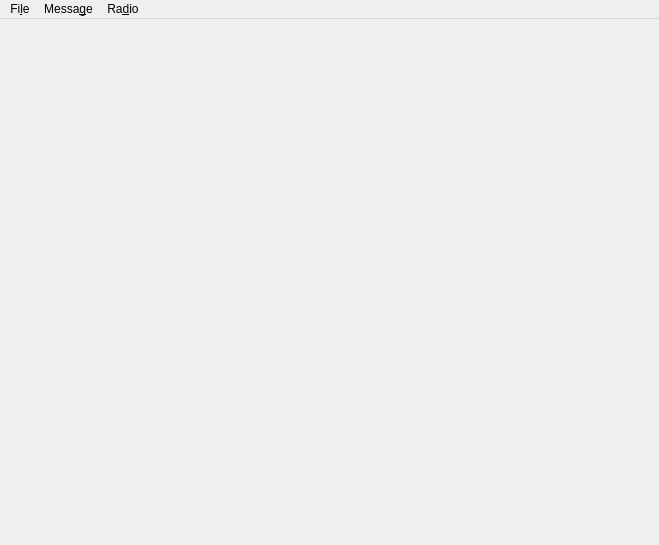
First picture: the form in src/mainwindow.ui, repository CamK06/CATS-Chat, before the edit.
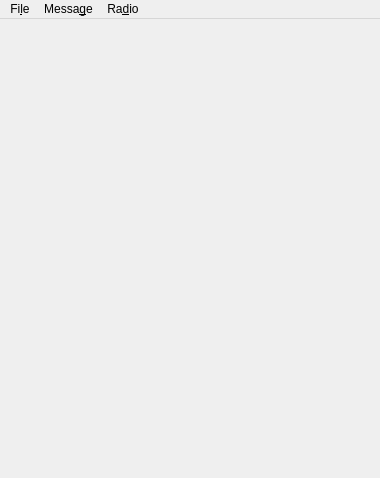
Second picture: the form after the edit.

```diff
--- a/src/mainwindow.ui
+++ b/src/mainwindow.ui
@@ -6,8 +6,8 @@
    <rect>
     <x>0</x>
     <y>0</y>
-    <width>659</width>
-    <height>545</height>
+    <width>380</width>
+    <height>478</height>
    </rect>
   </property>
   <property name="windowTitle">
@@ -66,7 +66,7 @@
     <rect>
      <x>0</x>
      <y>0</y>
-     <width>659</width>
+     <width>380</width>
      <height>30</height>
     </rect>
    </property>
```
Left out of the diff: 14 changed lines with no effect on the pictures.
